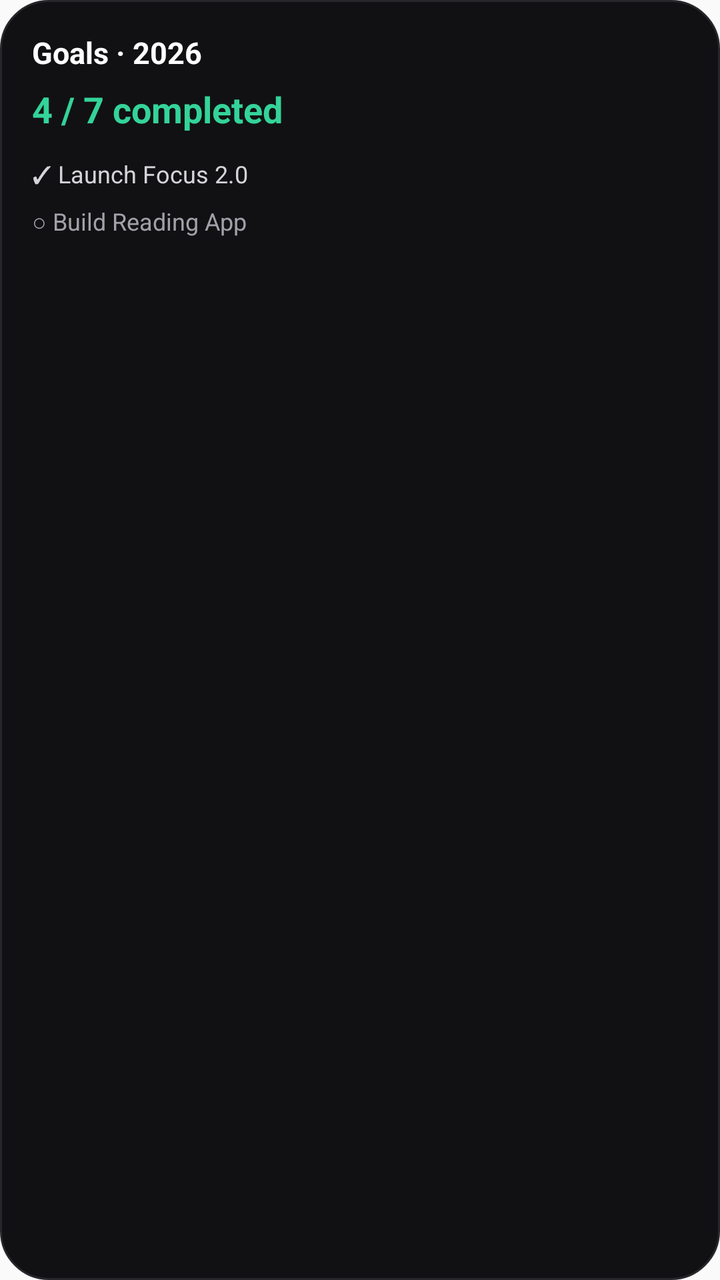
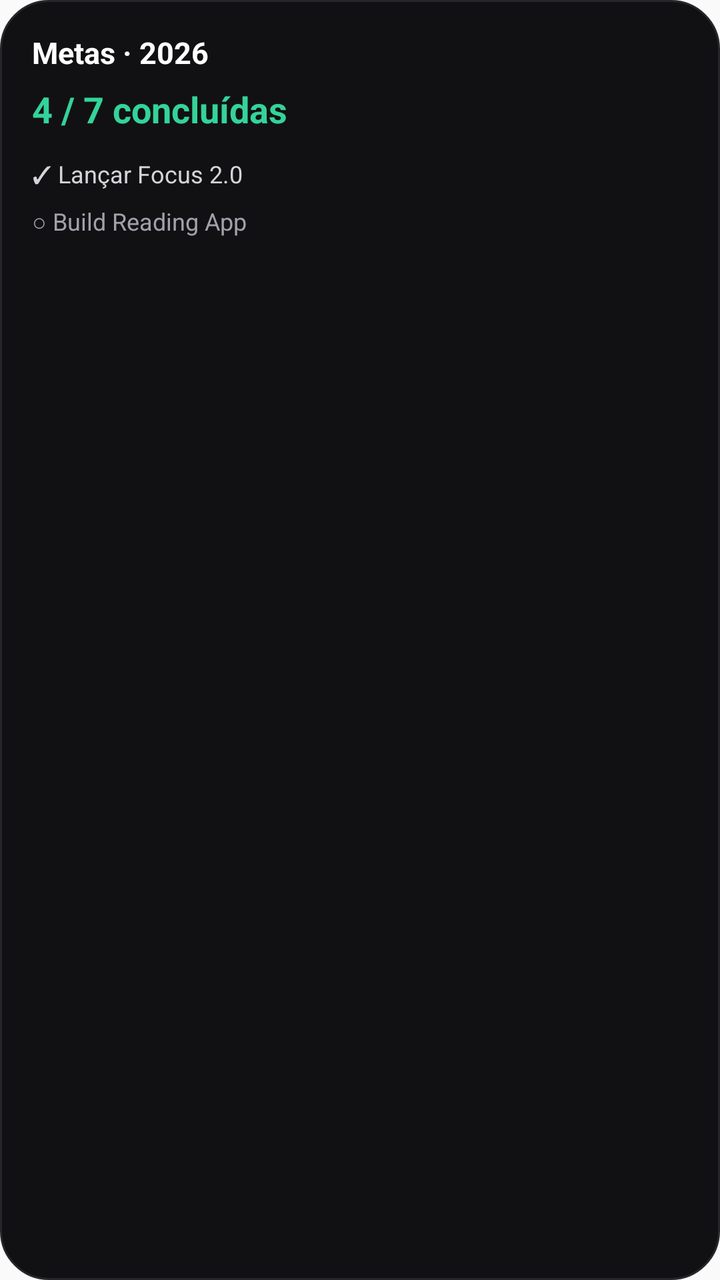

An Android layout rendered at two revisions. The XML below is the earlier revision; the diff shows what the commit changed to produce the second picture.
<!-- AndroidManifest.xml: application theme AppTheme -->
<!-- res/layout/widget_goals_preview.xml -->
<?xml version="1.0" encoding="utf-8"?>
<LinearLayout
    xmlns:android="http://schemas.android.com/apk/res/android"
    android:layout_width="match_parent"
    android:layout_height="match_parent"
    android:orientation="vertical"
    android:padding="16dp"
    android:background="@drawable/widget_focus_background">

    <TextView
        android:layout_width="wrap_content"
        android:layout_height="wrap_content"
        android:text="Goals · 2026"
        android:textColor="#FFFFFF"
        android:textSize="15sp"
        android:textStyle="bold" />

    <TextView
        android:layout_width="wrap_content"
        android:layout_height="wrap_content"
        android:layout_marginTop="6dp"
        android:text="4 / 7 completed"
        android:textColor="#34D399"
        android:textSize="18sp"
        android:textStyle="bold" />

    <TextView
        android:layout_width="wrap_content"
        android:layout_height="wrap_content"
        android:layout_marginTop="12dp"
        android:text="✓ Launch Focus 2.0"
        android:textColor="#D4D4D8"
        android:textSize="12sp" />

    <TextView
        android:layout_width="wrap_content"
        android:layout_height="wrap_content"
        android:layout_marginTop="7dp"
        android:text="○ Build Reading App"
        android:textColor="#A1A1AA"
        android:textSize="12sp" />

</LinearLayout>
<!-- resources referenced by this layout -->
<resources>
  <!-- drawable widget_focus_background (drawable) -->
  <?xml version="1.0" encoding="utf-8"?>
  <shape
      xmlns:android="http://schemas.android.com/apk/res/android"
      android:shape="rectangle">
  
      <solid android:color="#111113" />
  
      <corners
          android:radius="24dp" />
  
      <stroke
          android:width="1dp"
          android:color="#26262B" />
  
  </shape>
  <style name="AppTheme" parent="Theme.AppCompat.Light.DarkActionBar">
          
          <item name="colorPrimary">@color/colorPrimary</item>
          <item name="colorPrimaryDark">@color/colorPrimaryDark</item>
          <item name="colorAccent">@color/colorAccent</item>
      </style>
</resources>

<!-- the commit's change to res/layout/widget_goals_preview.xml (unified diff, before → after) -->
@@ -10,7 +10,7 @@
     <TextView
         android:layout_width="wrap_content"
         android:layout_height="wrap_content"
-        android:text="Goals · 2026"
+        android:text="Metas · 2026"
         android:textColor="#FFFFFF"
         android:textSize="15sp"
         android:textStyle="bold" />
@@ -19,7 +19,7 @@
         android:layout_width="wrap_content"
         android:layout_height="wrap_content"
         android:layout_marginTop="6dp"
-        android:text="4 / 7 completed"
+        android:text="4 / 7 concluídas"
         android:textColor="#34D399"
         android:textSize="18sp"
         android:textStyle="bold" />
@@ -28,7 +28,7 @@
         android:layout_width="wrap_content"
         android:layout_height="wrap_content"
         android:layout_marginTop="12dp"
-        android:text="✓ Launch Focus 2.0"
+        android:text="✓ Lançar Focus 2.0"
         android:textColor="#D4D4D8"
         android:textSize="12sp" />
 
